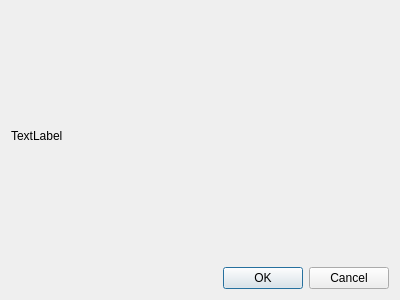
Old version of the form insta/insta_dialog_base.ui in the repository fdobad/blitopa360.
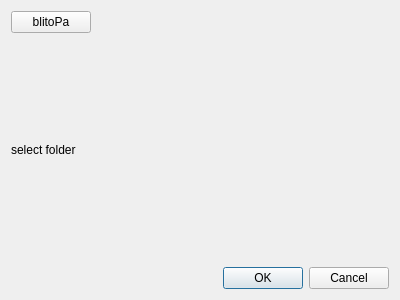
New version of the form. Icons and pictures are not drawn. Custom widgets are drawn as their Qt base class.

```diff
--- a/insta/insta_dialog_base.ui
+++ b/insta/insta_dialog_base.ui
@@ -11,24 +11,34 @@
    </rect>
   </property>
   <property name="windowTitle">
-   <string>Insta 360 importer</string>
+   <string>blitoPa insta360 importer</string>
+  </property>
+  <property name="windowIcon">
+   <iconset resource="resources.qrc">
+    <normaloff>:/plugins/insta/icon16.png</normaloff>:/plugins/insta/icon16.png</iconset>
   </property>
   <layout class="QGridLayout" name="gridLayout">
-   <item row="0" column="0">
-    <widget class="QLabel" name="label">
-     <property name="text">
-      <string>TextLabel</string>
-     </property>
-    </widget>
-   </item>
    <item row="0" column="1">
+    <spacer name="horizontalSpacer">
+     <property name="orientation">
+      <enum>Qt::Horizontal</enum>
+     </property>
+     <property name="sizeHint" stdset="0">
+      <size>
+       <width>40</width>
+       <height>20</height>
+      </size>
+     </property>
+    </spacer>
+   </item>
+   <item row="1" column="1">
     <widget class="QgsFileWidget" name="mQgsFileWidget">
      <property name="storageMode">
       <enum>QgsFileWidget::GetDirectory</enum>
      </property>
     </widget>
    </item>
-   <item row="1" column="0" colspan="2">
+   <item row="2" column="0" colspan="2">
     <widget class="QDialogButtonBox" name="button_box">
      <property name="orientation">
       <enum>Qt::Horizontal</enum>
@@ -38,6 +48,36 @@
      </property>
     </widget>
    </item>
+   <item row="1" column="0">
+    <widget class="QLabel" name="label">
+     <property name="text">
+      <string>select folder</string>
+     </property>
+    </widget>
+   </item>
+   <item row="0" column="0">
+    <widget class="QPushButton" name="pushButton">
+     <property name="text">
+      <string>blitoPa</string>
+     </property>
+     <property name="icon">
+      <iconset resource="resources.qrc">
+       <normaloff>:/plugins/insta/icon69.png</normaloff>:/plugins/insta/icon69.png</iconset>
+     </property>
+     <property name="iconSize">
+      <size>
+       <width>69</width>
+       <height>69</height>
+      </size>
+     </property>
+     <property name="default">
+      <bool>false</bool>
+     </property>
+     <property name="flat">
+      <bool>false</bool>
+     </property>
+    </widget>
+   </item>
   </layout>
  </widget>
  <customwidgets>
```
Left out of the diff: 1 changed line with no effect on the pictures.
